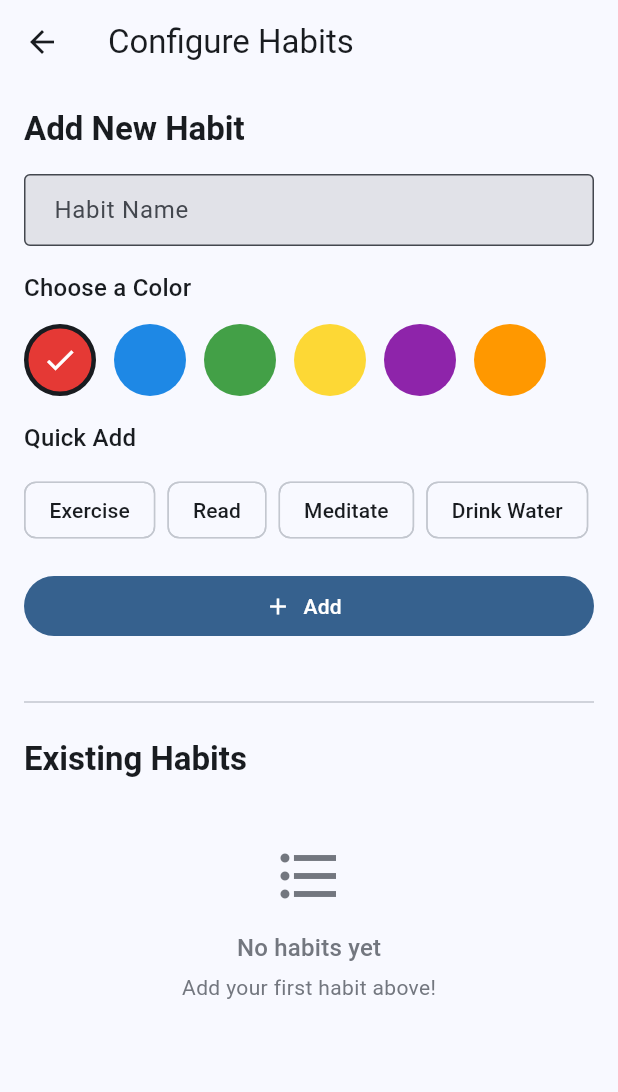
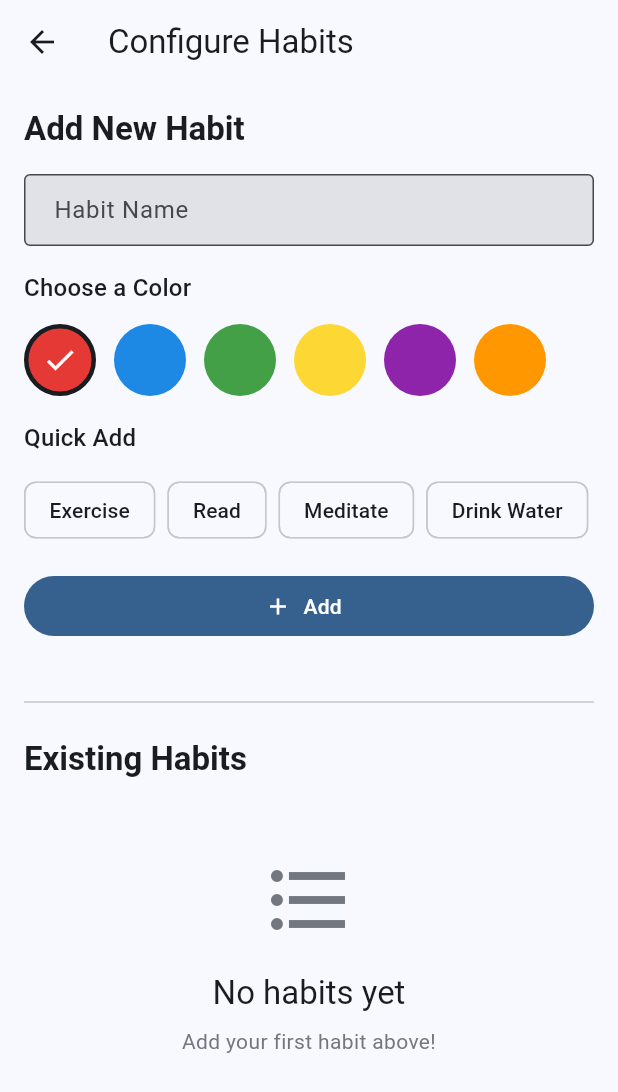
Before and after one commit to lubmir2k/habit_tracker, a Flutter app: the AddHabitScreen screen opened by its route, on a phone screen of 412 x 824 dp. Shown: the top 1092 px of the screen. Run offline on Flutter 3.47's test engine with Material 3 defaults, Android fonts, the phone set to English and light mode, and no system bars; our stand-ins replace fl_chart, flutter_local_notifications, shared_preferences, timezone; accounts and stored records are empty.

Commit message:
refactor: address PR review comments
- Use EmptyState widget in add_habit_screen for consistency
- Use Colors.green.shade600 for check icon to match FeedbackHelper

🤖 Generated with [Claude Code](https://claude.com/claude-code)

Co-Authored-By: Claude <noreply@anthropic.com>

```diff
--- a/lib/screens/add_habit_screen.dart
+++ b/lib/screens/add_habit_screen.dart
@@ -4,6 +4,7 @@ import 'package:uuid/uuid.dart';
 import '../core/constants/app_constants.dart';
 import '../models/habit.dart';
 import '../services/storage_service.dart';
+import '../widgets/empty_state.dart';
 import '../widgets/feedback_helper.dart';
 
 /// Screen for configuring habits - add new and manage existing.
@@ -217,31 +218,10 @@ class _AddHabitScreenState extends State<AddHabitScreen> {
               ),
               const SizedBox(height: 16),
               if (_existingHabits.isEmpty)
-                Padding(
-                  padding: const EdgeInsets.symmetric(vertical: 24),
-                  child: Column(
-                    children: [
-                      Icon(
-                        Icons.format_list_bulleted,
-                        size: 48,
-                        color: theme.colorScheme.outline,
-                      ),
-                      const SizedBox(height: 12),
-                      Text(
-                        'No habits yet',
-                        style: theme.textTheme.titleMedium?.copyWith(
-                          color: theme.colorScheme.outline,
-                        ),
-                      ),
-                      const SizedBox(height: 4),
-                      Text(
-                        'Add your first habit above!',
-                        style: theme.textTheme.bodyMedium?.copyWith(
-                          color: theme.colorScheme.outline,
-                        ),
-                      ),
-                    ],
-                  ),
+                const EmptyState(
+                  icon: Icons.format_list_bulleted,
+                  title: 'No habits yet',
+                  subtitle: 'Add your first habit above!',
                 )
               else
                 ..._existingHabits.map((habit) => Card(
--- a/lib/screens/home_screen.dart
+++ b/lib/screens/home_screen.dart
@@ -357,10 +357,10 @@ class _HomeScreenState extends State<HomeScreen> {
               return ScaleTransition(scale: animation, child: child);
             },
             child: isCompleted
-                ? const Icon(
+                ? Icon(
                     Icons.check_circle,
-                    key: ValueKey('checked'),
-                    color: Colors.green,
+                    key: const ValueKey('checked'),
+                    color: Colors.green.shade600,
                   )
                 : const SizedBox(
                     key: ValueKey('unchecked'),
```
